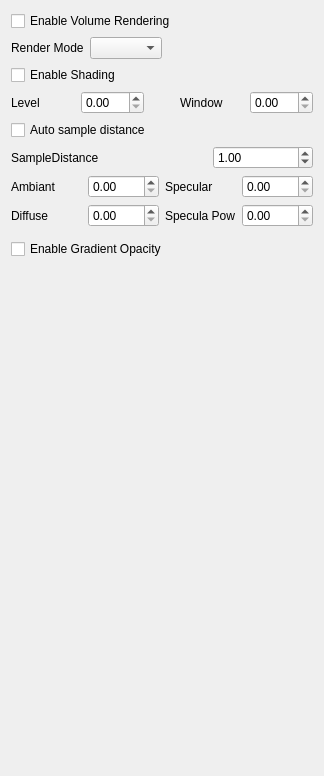
Above: IbisLib/gui/imageobjectvolumesettingswidget.ui from IbisNeuronav/Ibis before the change. Below: the same form after it.
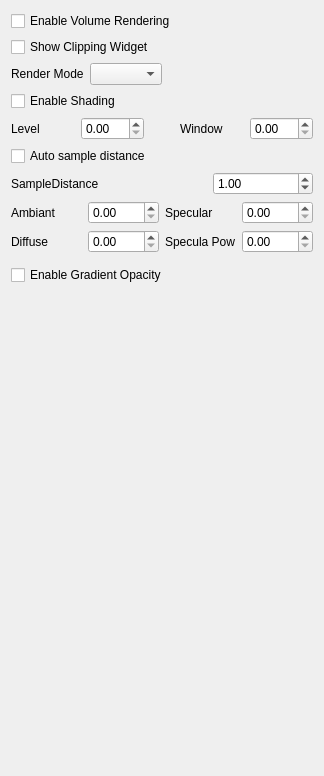
That is the form after the change. Custom widgets are drawn as their Qt base class.

Commit message: ImageObject: added cropping of volume rendering and possibility to display a box widget to control clipping box. Only one glitch left: when volume is transformed, box widget doesn't follow.

Patch:
```diff
--- a/IbisLib/gui/imageobjectvolumesettingswidget.ui
+++ b/IbisLib/gui/imageobjectvolumesettingswidget.ui
@@ -21,6 +21,13 @@
      </property>
     </widget>
    </item>
+   <item>
+    <widget class="QCheckBox" name="showClippingWidgetCheckBox">
+     <property name="text">
+      <string>Show Clipping Widget</string>
+     </property>
+    </widget>
+   </item>
    <item>
     <layout class="QHBoxLayout" name="horizontalLayout_5">
      <item>
```
The commit also changes 4 other files.
